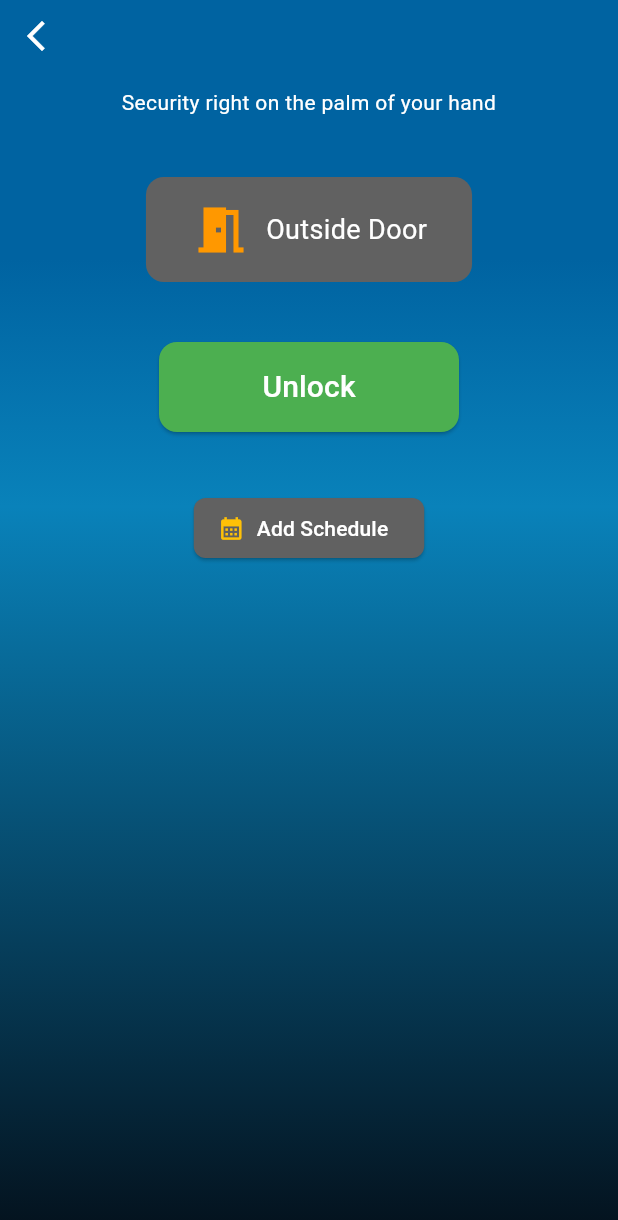
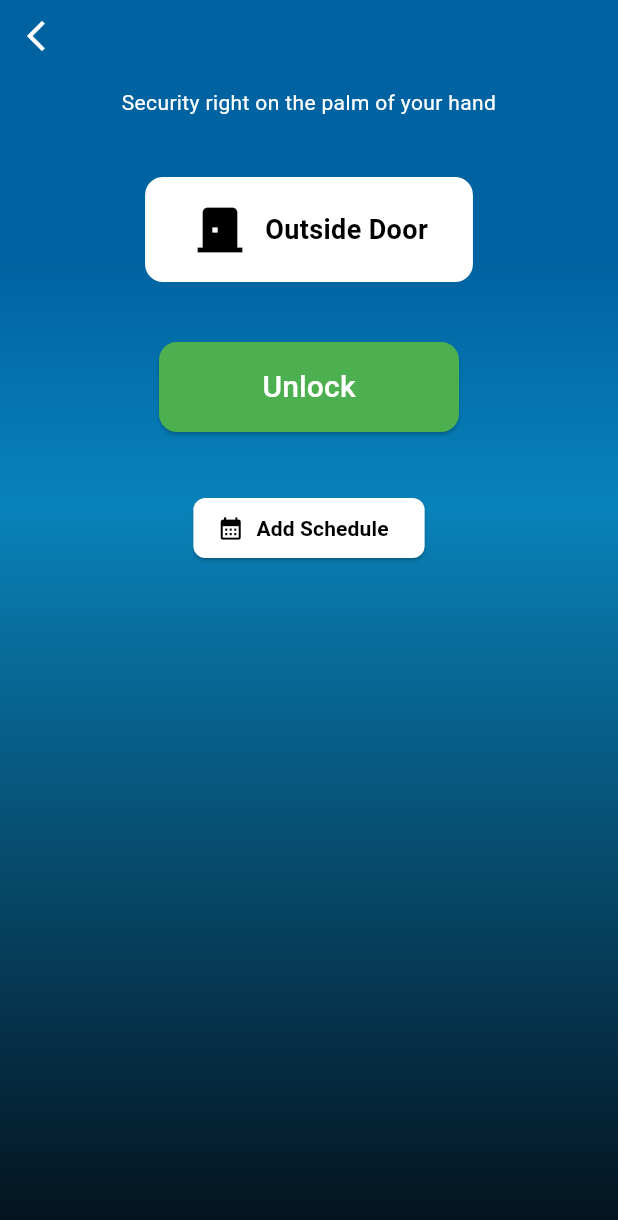
Before and after one commit to maozedoggo/FYP_Smahorz, a Flutter app: the ClotheHanger screen opened directly, on a phone screen of 412 x 824 dp. Shown: the top 1220 px of the screen. Run offline on Flutter 3.47's test engine with Material 3 defaults, Android fonts, the phone set to English and light mode, and no system bars; our stand-ins replace cloud_firestore, firebase_auth, firebase_core, firebase_storage, flutter_advanced_drawer, image_picker and 1 more; accounts and stored records are empty.

Commit message:
simplify-theme

```diff
--- a/lib/views/pages/smart-devices/clothe_hanger.dart
+++ b/lib/views/pages/smart-devices/clothe_hanger.dart
@@ -68,17 +68,25 @@ class _ClotheHangerState extends State<ClotheHanger> {
                   horizontal: 30,
                 ),
                 decoration: BoxDecoration(
-                  color: Colors.grey.shade700,
+                  color: const Color.fromARGB(255, 255, 255, 255),
                   borderRadius: BorderRadius.circular(12),
                 ),
                 child: Row(
                   mainAxisSize: MainAxisSize.min,
                   children: const [
-                    Icon(Icons.meeting_room, color: Colors.orange, size: 40),
+                    Icon(
+                      Icons.door_back_door,
+                      color: Color.fromARGB(255, 0, 0, 0),
+                      size: 40,
+                    ),
                     SizedBox(width: 10),
                     Text(
                       "Outside Door",
-                      style: TextStyle(color: Colors.white, fontSize: 18),
+                      style: TextStyle(
+                        color: Color.fromARGB(255, 0, 0, 0),
+                        fontSize: 18,
+                        fontWeight: FontWeight.bold,
+                      ),
                     ),
                   ],
                 ),
@@ -119,15 +127,21 @@ class _ClotheHangerState extends State<ClotheHanger> {
                   );
                 },
                 style: ElevatedButton.styleFrom(
-                  backgroundColor: Colors.grey.shade700,
+                  backgroundColor: const Color.fromARGB(255, 255, 255, 255),
                   shape: RoundedRectangleBorder(
                     borderRadius: BorderRadius.circular(8),
                   ),
                 ),
-                icon: const Icon(Icons.calendar_month, color: Colors.amber),
+                icon: const Icon(
+                  Icons.calendar_month,
+                  color: Color.fromARGB(255, 0, 0, 0),
+                ),
                 label: const Text(
                   "Add Schedule",
-                  style: TextStyle(color: Colors.white),
+                  style: TextStyle(
+                    color: Color.fromARGB(255, 0, 0, 0),
+                    fontWeight: FontWeight.bold,
+                  ),
                 ),
               ),
             ],
```
Also changed, not shown: lib/views/pages/smart-devices/parcel_inside.dart (+22 -7 lines).
